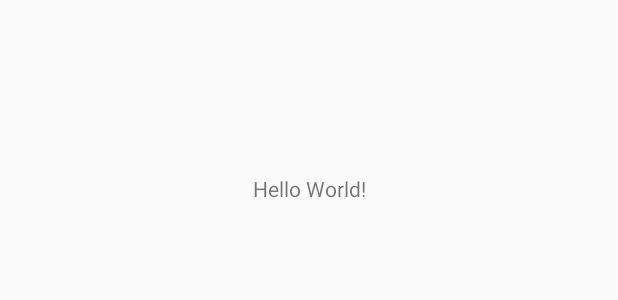
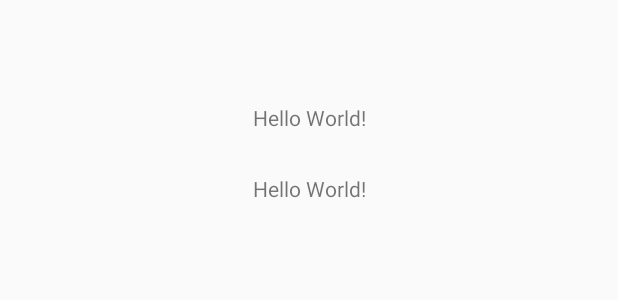
Before and after one commit to davidjes97/5kFitness, an Android app: the layout activity_main.xml on its own in the app's theme, with its tools: preview values and no code run, on a phone screen of 412 x 824 dp. Shown: the part 472-772 px from the top of the screen. Run offline under Robolectric (Android 15) with nearby library versions, the phone set to English and light mode, and no system bars.

```diff
--- a/app/build.gradle
+++ b/app/build.gradle
@@ -30,6 +30,7 @@ dependencies {
     androidTestImplementation 'androidx.test.espresso:espresso-core:3.2.0'
     implementation 'com.google.android.gms:play-services-auth:17.0.0'
     implementation 'com.google.android.gms:play-services-fitness:18.0.0'
+    implementation 'com.google.firebase:firebase-database:19.2.0'
 }
 
 apply plugin: 'com.google.gms.google-services'
--- a/app/src/main/res/layout/content_main.xml
+++ b/app/src/main/res/layout/content_main.xml
@@ -18,4 +18,15 @@
         app:layout_constraintRight_toRightOf="parent"
         app:layout_constraintTop_toTopOf="parent" />
 
+    <TextView
+        android:id="@+id/goal_dist"
+        android:layout_width="wrap_content"
+        android:layout_height="wrap_content"
+        android:text="Hello World!"
+        app:layout_constraintBottom_toBottomOf="parent"
+        app:layout_constraintLeft_toLeftOf="parent"
+        app:layout_constraintRight_toRightOf="parent"
+        app:layout_constraintTop_toTopOf="parent"
+        app:layout_constraintVertical_bias="0.437" />
+
 </androidx.constraintlayout.widget.ConstraintLayout>
```
Also changed, not shown: app/src/main/java/com/example/a5kfitness/MainActivity.java (+36 -6 lines).
